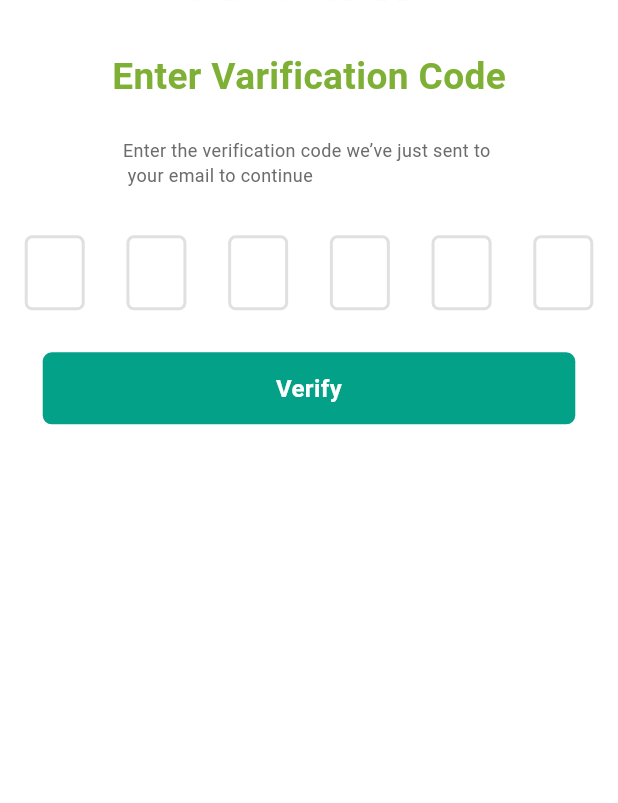
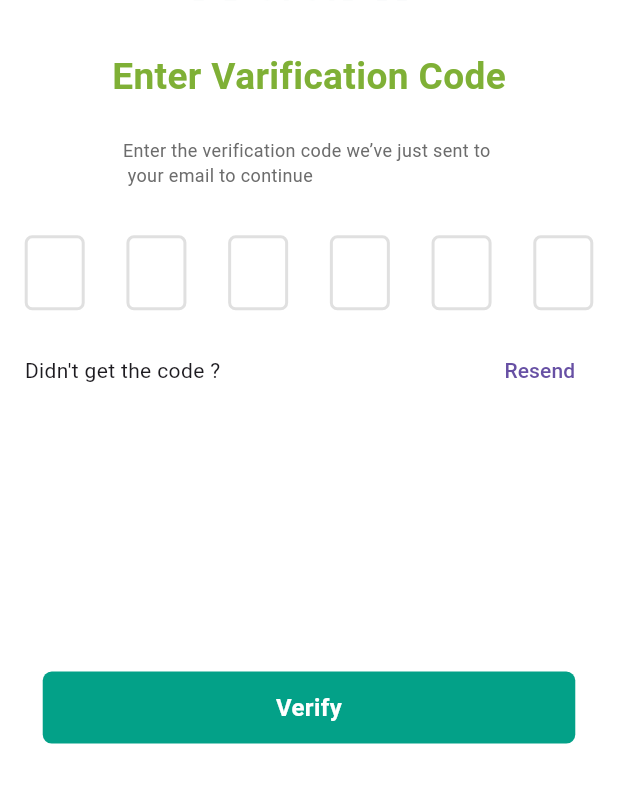
Before and after one commit to csemobin/waafii_app, a Flutter app: the ValidationScreen screen opened by its route, on a phone screen of 412 x 824 dp, the part 216-1019 px from its top. Run offline on Flutter 3.47's test engine with Material 3 defaults, Android fonts, the phone set to English and light mode, and no system bars; drawn by our look-alikes of pin_code_fields; our stand-ins replace flutter_screenutil, flutter_svg, get.

Commit message:
Authentication Screens Done With out Navigation Some Page

```diff
--- a/lib/views/screens/auth/validation.dart
+++ b/lib/views/screens/auth/validation.dart
@@ -87,30 +87,26 @@ class _ValidationScreenState extends State<ValidationScreen> {
                       fieldHeight: 50,
                       fieldWidth: 40,
                     ),
-
-                    /*
-                    * gray-200
-                    * orange
-                    *
-                    * */
                     animationDuration: Duration(milliseconds: 300),
                     enableActiveFill: true,
                     controller: _otpTEController,
-
-                    beforeTextPaste: (text) {
-                      print("Allowing to paste $text");
-                      //if you return true then it will show the paste confirmation dialog. Otherwise if false, then nothing will happen.
-                      //but you can show anything you want here, like your pop up saying wrong paste format or etc
-                      return true;
-                    }, appContext: context,
+                    appContext: context,
 
                   ),
                   /* Pin Related Work are end here */
-
+                  Row(
+                    mainAxisAlignment: MainAxisAlignment.spaceBetween,
+                    children: [
+                      Text('Didn\'t get the code ?'),
+                      TextButton(onPressed: (){}, child: Text('Resend'))
+                    ],
+                  ),
+                  SizedBox(height: height*0.2,),
                   Padding(
                     padding: const EdgeInsets.all(12.0),
                     child: CustomButton(onTap: (){},title: "Verify",),
                   )
+
                 ],
               ),
             ),
@@ -119,7 +115,12 @@ class _ValidationScreenState extends State<ValidationScreen> {
       ),
     );
   }
-
+  @override
+  void dispose() {
+    // TODO: implement dispose
+    super.dispose();
+    _otpTEController.dispose();
+  }
   void _onTapTermsHandler(){
     // TODO : using On tap Terms
   }
```
Also changed, not shown: lib/views/screens/onboard/on_board_screen.dart (+2 -42 lines).
